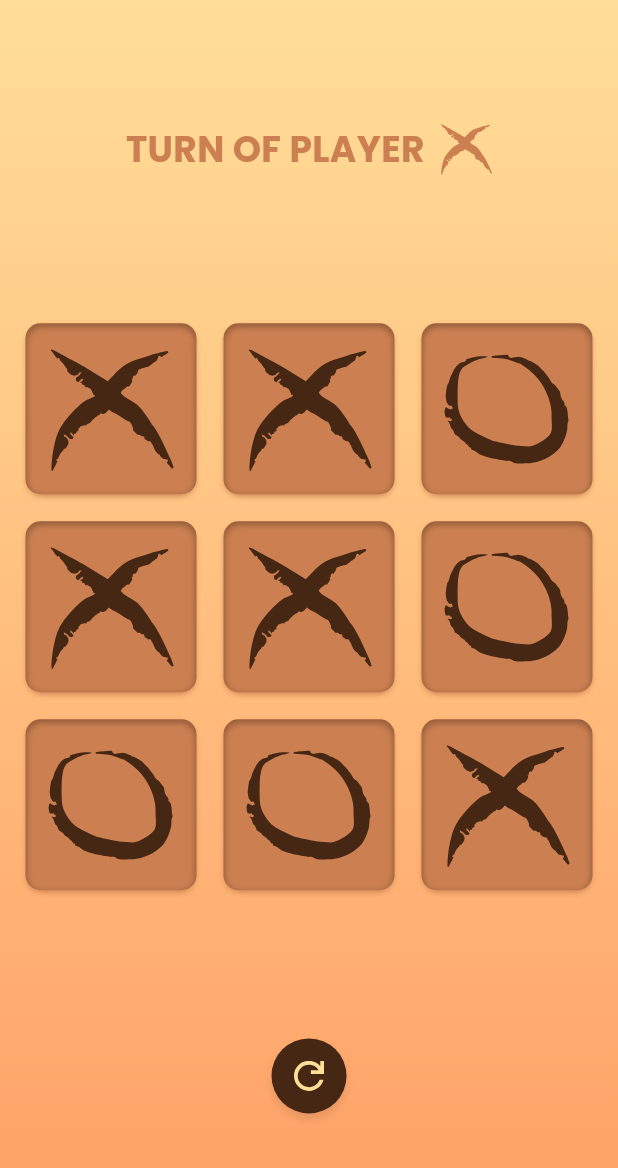
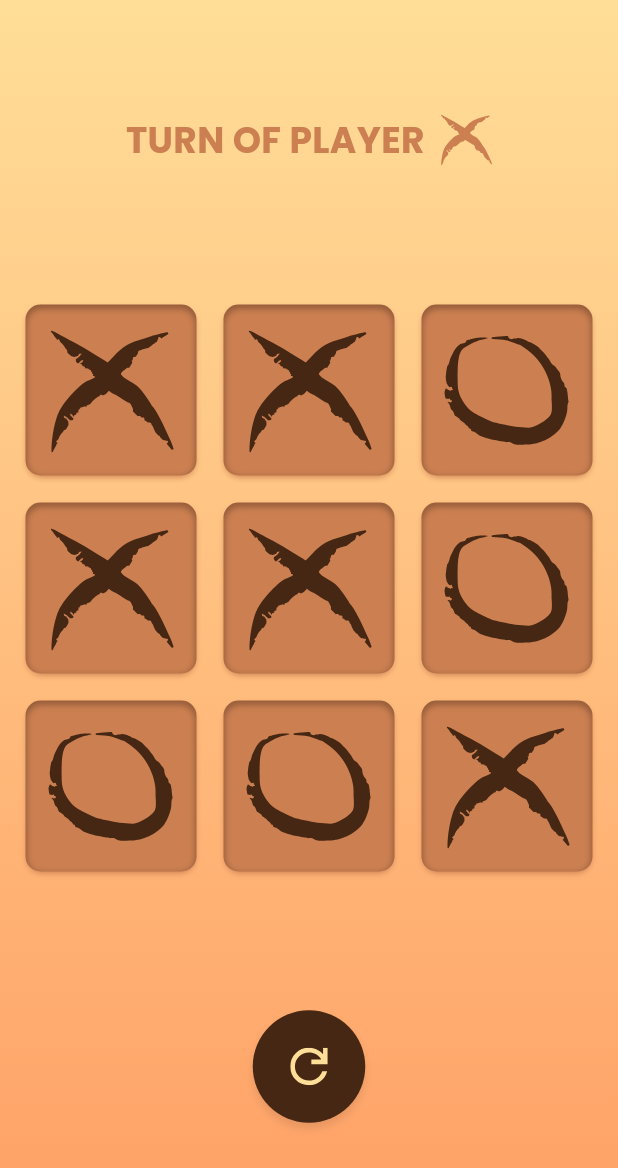
Before and after one commit to Quantompixel/mobile_tic_tac_toe, a Flutter app: the screen it shows after launch, on a phone screen of 412 x 824 dp. Shown: the top 1168 px of the screen. Run offline on Flutter 3.47's test engine with Material 3 defaults, Android fonts, the phone set to English and light mode, and no system bars; our stand-ins replace flutter_svg.

Commit message:
debugged on real phone, changed sized of reset button

```diff
--- a/lib/reset_button.dart
+++ b/lib/reset_button.dart
@@ -1,4 +1,5 @@
 import 'package:flutter/material.dart';
+import 'package:flutter/services.dart';
 import 'package:flutter_svg/svg.dart';
 
 class ResetButton extends StatefulWidget {
@@ -30,8 +31,8 @@ class _ResetButtonState extends State<ResetButton> {
         _animate();
       },
       child: Container(
-        width: 50.0,
-        height: 50.0,
+        width: 75.0,
+        height: 75.0,
         decoration: BoxDecoration(
           color: const Color(0xFF462713),
           borderRadius: BorderRadius.circular(50),
@@ -50,8 +51,8 @@ class _ResetButtonState extends State<ResetButton> {
             curve: Curves.easeOut,
             child: SvgPicture.asset(
               'assets/icons/reset.svg',
-              width: 20,
-              height: 20,
+              width: 25,
+              height: 25,
             ),
           ),
         ),
```
Also changed, not shown: 1 other file.
